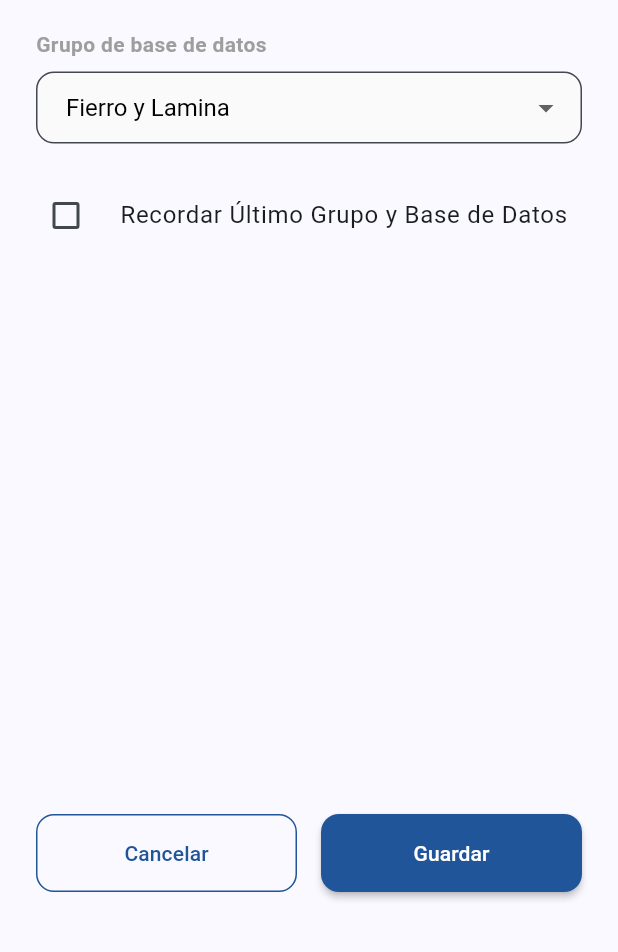
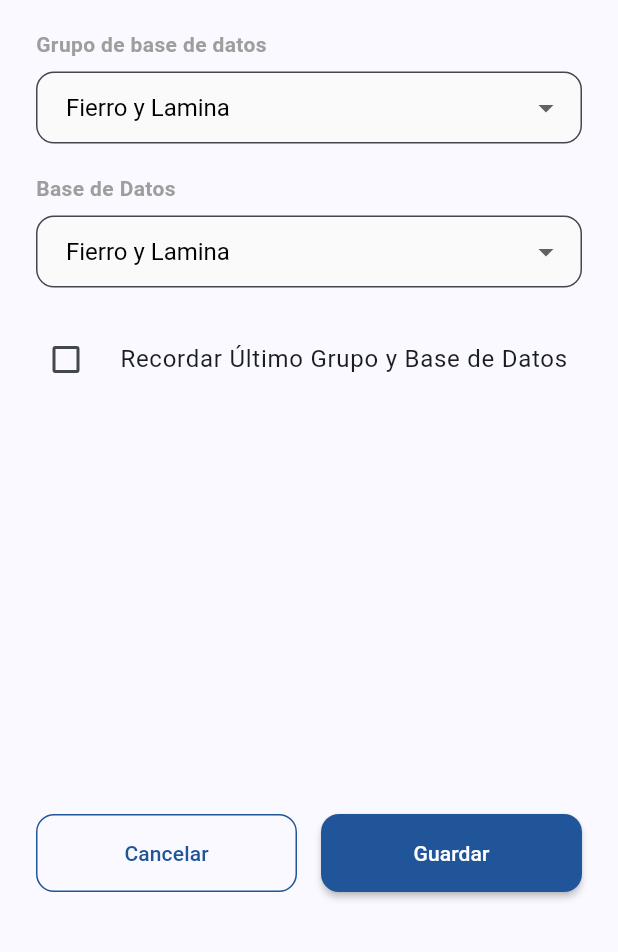
Before and after one commit to pinponross/openclaw_test, a Flutter app: the ConfigAppScreen screen opened directly, on a phone screen of 412 x 824 dp, the part 284-1236 px from its top. Run offline on Flutter 3.47's test engine with Material 3 defaults, Android fonts, the phone set to English and light mode, and no system bars.

Commit message:
feat: add Database dropdown to ConfigAppScreen

```diff
--- a/lib/config_app_screen.dart
+++ b/lib/config_app_screen.dart
@@ -13,6 +13,12 @@
   String? _selectedGroup = 'Fierro y Lamina'; // Valor inicial de muestra
 
   final List<String> _groupOptions = [
+    'Fierro y Lamina',
+    'DEIMAN',
+  ];
+
+  String? _selectedDb = 'Fierro y Lamina'; // Valor inicial de muestra para BD
+  final List<String> _dbOptions = [
     'Fierro y Lamina',
     'DEIMAN',
   ];
@@ -91,6 +97,39 @@
             ),
             const SizedBox(height: 20),
 
+            // Dropdown Base de Datos
+            const Text(
+              'Base de Datos',
+              style: TextStyle(fontSize: 14, fontWeight: FontWeight.bold, color: Colors.grey),
+            ),
+            const SizedBox(height: 8),
+            DropdownButtonFormField<String>(
+              value: _selectedDb,
+              decoration: InputDecoration(
+                border: OutlineInputBorder(
+                  borderRadius: BorderRadius.circular(12),
+                ),
+                filled: true,
+                fillColor: Colors.grey[50],
+                contentPadding: const EdgeInsets.symmetric(horizontal: 16, vertical: 8),
+              ),
+              items: _dbOptions.map((String db) {
+                return DropdownMenuItem<String>(
+                  value: db,
+                  child: Text(db),
+                );
+              }).toList(),
+              onChanged: (String? newValue) {
+                setState(() {
+                  _selectedDb = newValue;
+                });
+              },
+              icon: const Icon(Icons.arrow_drop_down),
+              elevation: 16,
+              style: const TextStyle(color: Colors.black, fontSize: 16),
+            ),
+            const SizedBox(height: 20),
+
             // Checkbox Recordar Último Grupo y BD
             CheckboxListTile(
               title: const Text('Recordar Último Grupo y Base de Datos'),
```
